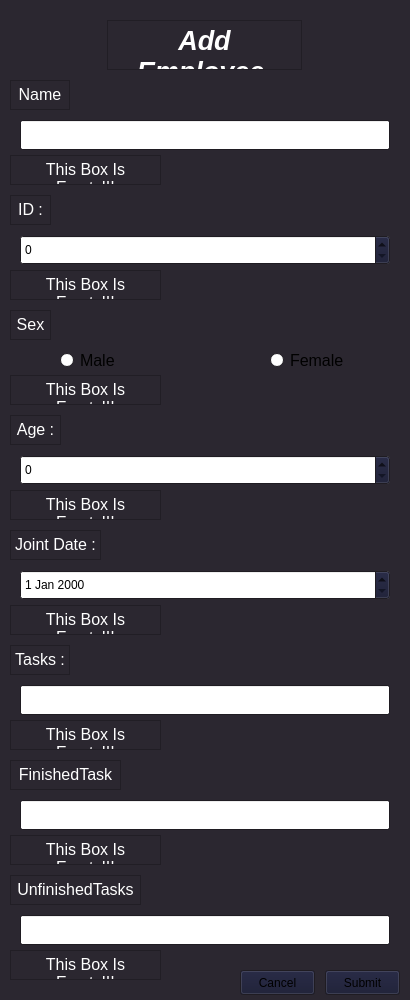
Above: Employee.ui from HeidariSina/Management-App before the change. Below: the same form after it.
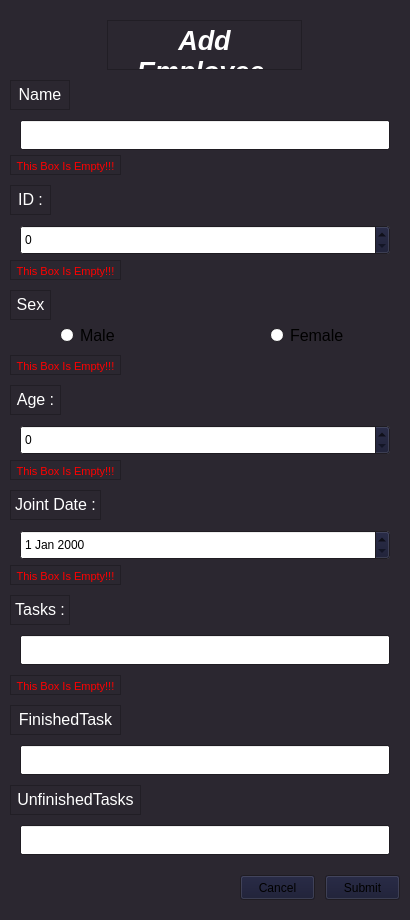
That is the form after the change.

Diff of the .ui file:
```diff
--- a/Employee.ui
+++ b/Employee.ui
@@ -10,19 +10,19 @@
     <x>0</x>
     <y>0</y>
     <width>410</width>
-    <height>1000</height>
+    <height>920</height>
    </rect>
   </property>
   <property name="minimumSize">
    <size>
     <width>410</width>
-    <height>1000</height>
+    <height>920</height>
    </size>
   </property>
   <property name="maximumSize">
    <size>
     <width>410</width>
-    <height>4095</height>
+    <height>920</height>
    </size>
   </property>
   <property name="palette">
@@ -297,7 +297,7 @@
     <property name="geometry">
      <rect>
       <x>10</x>
-      <y>195</y>
+      <y>185</y>
       <width>41</width>
       <height>30</height>
      </rect>
@@ -366,7 +366,7 @@
     <property name="geometry">
      <rect>
       <x>10</x>
-      <y>310</y>
+      <y>290</y>
       <width>41</width>
       <height>30</height>
      </rect>
@@ -435,7 +435,7 @@
     <property name="geometry">
      <rect>
       <x>60</x>
-      <y>350</y>
+      <y>325</y>
       <width>80</width>
       <height>20</height>
      </rect>
@@ -453,7 +453,7 @@
     <property name="geometry">
      <rect>
       <x>270</x>
-      <y>350</y>
+      <y>325</y>
       <width>80</width>
       <height>20</height>
      </rect>
@@ -471,7 +471,7 @@
     <property name="geometry">
      <rect>
       <x>10</x>
-      <y>415</y>
+      <y>385</y>
       <width>51</width>
       <height>30</height>
      </rect>
@@ -540,7 +540,7 @@
     <property name="geometry">
      <rect>
       <x>10</x>
-      <y>530</y>
+      <y>490</y>
       <width>91</width>
       <height>30</height>
      </rect>
@@ -609,7 +609,7 @@
     <property name="geometry">
      <rect>
       <x>10</x>
-      <y>645</y>
+      <y>595</y>
       <width>60</width>
       <height>30</height>
      </rect>
@@ -678,7 +678,7 @@
     <property name="geometry">
      <rect>
       <x>10</x>
-      <y>760</y>
+      <y>705</y>
       <width>111</width>
       <height>30</height>
      </rect>
@@ -747,7 +747,7 @@
     <property name="geometry">
      <rect>
       <x>20</x>
-      <y>685</y>
+      <y>635</y>
       <width>370</width>
       <height>30</height>
      </rect>
@@ -760,7 +760,7 @@
     <property name="geometry">
      <rect>
       <x>20</x>
-      <y>800</y>
+      <y>745</y>
       <width>370</width>
       <height>30</height>
      </rect>
@@ -773,7 +773,7 @@
     <property name="geometry">
      <rect>
       <x>10</x>
-      <y>875</y>
+      <y>785</y>
       <width>131</width>
       <height>30</height>
      </rect>
@@ -842,7 +842,7 @@
     <property name="geometry">
      <rect>
       <x>20</x>
-      <y>915</y>
+      <y>825</y>
       <width>370</width>
       <height>30</height>
      </rect>
@@ -855,7 +855,7 @@
     <property name="geometry">
      <rect>
       <x>20</x>
-      <y>570</y>
+      <y>530</y>
       <width>370</width>
       <height>30</height>
      </rect>
@@ -865,7 +865,7 @@
     <property name="geometry">
      <rect>
       <x>20</x>
-      <y>235</y>
+      <y>225</y>
       <width>370</width>
       <height>30</height>
      </rect>
@@ -881,7 +881,7 @@
     <property name="geometry">
      <rect>
       <x>20</x>
-      <y>455</y>
+      <y>425</y>
       <width>370</width>
       <height>30</height>
      </rect>
@@ -894,7 +894,7 @@
     <property name="geometry">
      <rect>
       <x>325</x>
-      <y>970</y>
+      <y>875</y>
       <width>75</width>
       <height>25</height>
      </rect>
@@ -907,7 +907,7 @@
     <property name="geometry">
      <rect>
       <x>240</x>
-      <y>970</y>
+      <y>875</y>
       <width>75</width>
       <height>25</height>
      </rect>
@@ -921,8 +921,8 @@
      <rect>
       <x>10</x>
       <y>155</y>
-      <width>151</width>
-      <height>30</height>
+      <width>111</width>
+      <height>20</height>
      </rect>
     </property>
     <property name="palette">
@@ -985,16 +985,16 @@
 &lt;html&gt;&lt;head&gt;&lt;meta name=&quot;qrichtext&quot; content=&quot;1&quot; /&gt;&lt;style type=&quot;text/css&quot;&gt;
 p, li { white-space: pre-wrap; }
 &lt;/style&gt;&lt;/head&gt;&lt;body style=&quot; font-family:'Segoe UI'; font-size:20pt; font-weight:600; font-style:italic;&quot;&gt;
-&lt;p align=&quot;center&quot; style=&quot; margin-top:0px; margin-bottom:0px; margin-left:0px; margin-right:0px; -qt-block-indent:0; text-indent:0px;&quot;&gt;&lt;span style=&quot; font-size:12pt; font-weight:400; font-style:normal; color:#ffffff;&quot;&gt;This Box Is Empty!!!&lt;/span&gt;&lt;/p&gt;&lt;/body&gt;&lt;/html&gt;</string>
+&lt;p align=&quot;center&quot; style=&quot; margin-top:0px; margin-bottom:0px; margin-left:0px; margin-right:0px; -qt-block-indent:0; text-indent:0px;&quot;&gt;&lt;span style=&quot; font-size:8pt; font-weight:400; font-style:normal; color:#ff0000;&quot;&gt;This Box Is Empty!!!&lt;/span&gt;&lt;/p&gt;&lt;/body&gt;&lt;/html&gt;</string>
     </property>
    </widget>
    <widget class="QTextBrowser" name="AlertText_2">
     <property name="geometry">
      <rect>
       <x>10</x>
-      <y>270</y>
-      <width>151</width>
-      <height>30</height>
+      <y>260</y>
+      <width>111</width>
+      <height>20</height>
      </rect>
     </property>
     <property name="palette">
@@ -1054,16 +1054,16 @@
 &lt;html&gt;&lt;head&gt;&lt;meta name=&quot;qrichtext&quot; content=&quot;1&quot; /&gt;&lt;style type=&quot;text/css&quot;&gt;
 p, li { white-space: pre-wrap; }
 &lt;/style&gt;&lt;/head&gt;&lt;body style=&quot; font-family:'Segoe UI'; font-size:20pt; font-weight:600; font-style:italic;&quot;&gt;
-&lt;p align=&quot;center&quot; style=&quot; margin-top:0px; margin-bottom:0px; margin-left:0px; margin-right:0px; -qt-block-indent:0; text-indent:0px;&quot;&gt;&lt;span style=&quot; font-size:12pt; font-weight:400; font-style:normal; color:#ffffff;&quot;&gt;This Box Is Empty!!!&lt;/span&gt;&lt;/p&gt;&lt;/body&gt;&lt;/html&gt;</string>
+&lt;p align=&quot;center&quot; style=&quot; margin-top:0px; margin-bottom:0px; margin-left:0px; margin-right:0px; -qt-block-indent:0; text-indent:0px;&quot;&gt;&lt;span style=&quot; font-size:8pt; font-weight:400; font-style:normal; color:#ff0000;&quot;&gt;This Box Is Empty!!!&lt;/span&gt;&lt;/p&gt;&lt;/body&gt;&lt;/html&gt;</string>
     </property>
    </widget>
    <widget class="QTextBrowser" name="AlertText_3">
     <property name="geometry">
      <rect>
       <x>10</x>
-      <y>375</y>
-      <width>151</width>
-      <height>30</height>
+      <y>355</y>
+      <width>111</width>
+      <height>20</height>
      </rect>
     </property>
     <property name="palette">
@@ -1123,16 +1123,16 @@
 &lt;html&gt;&lt;head&gt;&lt;meta name=&quot;qrichtext&quot; content=&quot;1&quot; /&gt;&lt;style type=&quot;text/css&quot;&gt;
 p, li { white-space: pre-wrap; }
 &lt;/style&gt;&lt;/head&gt;&lt;body style=&quot; font-family:'Segoe UI'; font-size:20pt; font-weight:600; font-style:italic;&quot;&gt;
-&lt;p align=&quot;center&quot; style=&quot; margin-top:0px; margin-bottom:0px; margin-left:0px; margin-right:0px; -qt-block-indent:0; text-indent:0px;&quot;&gt;&lt;span style=&quot; font-size:12pt; font-weight:400; font-style:normal; color:#ffffff;&quot;&gt;This Box Is Empty!!!&lt;/span&gt;&lt;/p&gt;&lt;/body&gt;&lt;/html&gt;</string>
+&lt;p align=&quot;center&quot; style=&quot; margin-top:0px; margin-bottom:0px; margin-left:0px; margin-right:0px; -qt-block-indent:0; text-indent:0px;&quot;&gt;&lt;span style=&quot; font-size:8pt; font-weight:400; font-style:normal; color:#ff0000;&quot;&gt;This Box Is Empty!!!&lt;/span&gt;&lt;/p&gt;&lt;/body&gt;&lt;/html&gt;</string>
     </property>
    </widget>
    <widget class="QTextBrowser" name="AlertText_4">
     <property name="geometry">
      <rect>
       <x>10</x>
-      <y>490</y>
-      <width>151</width>
-      <height>30</height>
+      <y>460</y>
+      <width>111</width>
+      <height>20</height>
      </rect>
     </property>
     <property name="palette">
@@ -1192,16 +1192,16 @@
 &lt;html&gt;&lt;head&gt;&lt;meta name=&quot;qrichtext&quot; content=&quot;1&quot; /&gt;&lt;style type=&quot;text/css&quot;&gt;
 p, li { white-space: pre-wrap; }
 &lt;/style&gt;&lt;/head&gt;&lt;body style=&quot; font-family:'Segoe UI'; font-size:20pt; font-weight:600; font-style:italic;&quot;&gt;
-&lt;p align=&quot;center&quot; style=&quot; margin-top:0px; margin-bottom:0px; margin-left:0px; margin-right:0px; -qt-block-indent:0; text-indent:0px;&quot;&gt;&lt;span style=&quot; font-size:12pt; font-weight:400; font-style:normal; color:#ffffff;&quot;&gt;This Box Is Empty!!!&lt;/span&gt;&lt;/p&gt;&lt;/body&gt;&lt;/html&gt;</string>
+&lt;p align=&quot;center&quot; style=&quot; margin-top:0px; margin-bottom:0px; margin-left:0px; margin-right:0px; -qt-block-indent:0; text-indent:0px;&quot;&gt;&lt;span style=&quot; font-size:8pt; font-weight:400; font-style:normal; color:#ff0000;&quot;&gt;This Box Is Empty!!!&lt;/span&gt;&lt;/p&gt;&lt;/body&gt;&lt;/html&gt;</string>
     </property>
    </widget>
    <widget class="QTextBrowser" name="AlertText_5">
     <property name="geometry">
      <rect>
       <x>10</x>
-      <y>605</y>
-      <width>151</width>
-      <height>30</height>
+      <y>565</y>
+      <width>111</width>
+      <height>20</height>
      </rect>
     </property>
     <property name="palette">
@@ -1261,16 +1261,16 @@
 &lt;html&gt;&lt;head&gt;&lt;meta name=&quot;qrichtext&quot; content=&quot;1&quot; /&gt;&lt;style type=&quot;text/css&quot;&gt;
 p, li { white-space: pre-wrap; }
 &lt;/style&gt;&lt;/head&gt;&lt;body style=&quot; font-family:'Segoe UI'; font-size:20pt; font-weight:600; font-style:italic;&quot;&gt;
-&lt;p align=&quot;center&quot; style=&quot; margin-top:0px; margin-bottom:0px; margin-left:0px; margin-right:0px; -qt-block-indent:0; text-indent:0px;&quot;&gt;&lt;span style=&quot; font-size:12pt; font-weight:400; font-style:normal; color:#ffffff;&quot;&gt;This Box Is Empty!!!&lt;/span&gt;&lt;/p&gt;&lt;/body&gt;&lt;/html&gt;</string>
+&lt;p align=&quot;center&quot; style=&quot; margin-top:0px; margin-bottom:0px; margin-left:0px; margin-right:0px; -qt-block-indent:0; text-indent:0px;&quot;&gt;&lt;span style=&quot; font-size:8pt; font-weight:400; font-style:normal; color:#ff0000;&quot;&gt;This Box Is Empty!!!&lt;/span&gt;&lt;/p&gt;&lt;/body&gt;&lt;/html&gt;</string>
     </property>
    </widget>
    <widget class="QTextBrowser" name="AlertText_6">
     <property name="geometry">
      <rect>
       <x>10</x>
-      <y>720</y>
-      <width>151</width>
-      <height>30</height>
+      <y>675</y>
+      <width>111</width>
+      <height>20</height>
      </rect>
     </property>
     <property name="palette">
@@ -1330,145 +1330,7 @@
 &lt;html&gt;&lt;head&gt;&lt;meta name=&quot;qrichtext&quot; content=&quot;1&quot; /&gt;&lt;style type=&quot;text/css&quot;&gt;
 p, li { white-space: pre-wrap; }
 &lt;/style&gt;&lt;/head&gt;&lt;body style=&quot; font-family:'Segoe UI'; font-size:20pt; font-weight:600; font-style:italic;&quot;&gt;
-&lt;p align=&quot;center&quot; style=&quot; margin-top:0px; margin-bottom:0px; margin-left:0px; margin-right:0px; -qt-block-indent:0; text-indent:0px;&quot;&gt;&lt;span style=&quot; font-size:12pt; font-weight:400; font-style:normal; color:#ffffff;&quot;&gt;This Box Is Empty!!!&lt;/span&gt;&lt;/p&gt;&lt;/body&gt;&lt;/html&gt;</string>
-    </property>
-   </widget>
-   <widget class="QTextBrowser" name="AlertText_7">
-    <property name="geometry">
-     <rect>
-      <x>10</x>
-      <y>835</y>
-      <width>151</width>
-      <height>30</height>
-     </rect>
-    </property>
-    <property name="palette">
-     <palette>
-      <active>
-       <colorrole role="Base">
-        <brush brushstyle="SolidPattern">
-         <color alpha="255">
-          <red>43</red>
-          <green>39</green>
-          <blue>48</blue>
-         </color>
-        </brush>
-       </colorrole>
-      </active>
-      <inactive>
-       <colorrole role="Base">
-        <brush brushstyle="SolidPattern">
-         <color alpha="255">
-          <red>43</red>
-          <green>39</green>
-          <blue>48</blue>
-         </color>
-        </brush>
-       </colorrole>
-      </inactive>
-      <disabled>
-       <colorrole role="Base">
-        <brush brushstyle="SolidPattern">
-         <color alpha="255">
-          <red>0</red>
-          <green>0</green>
-          <blue>94</blue>
-         </color>
-        </brush>
-       </colorrole>
-      </disabled>
-     </palette>
-    </property>
-    <property name="font">
-     <font>
-      <family>Segoe UI</family>
-      <pointsize>20</pointsize>
-      <weight>75</weight>
-      <italic>true</italic>
-      <bold>true</bold>
-     </font>
-    </property>
-    <property name="verticalScrollBarPolicy">
-     <enum>Qt::ScrollBarAlwaysOff</enum>
-    </property>
-    <property name="horizontalScrollBarPolicy">
-     <enum>Qt::ScrollBarAlwaysOff</enum>
-    </property>
-    <property name="html">
-     <string>&lt;!DOCTYPE HTML PUBLIC &quot;-//W3C//DTD HTML 4.0//EN&quot; &quot;http://www.w3.org/TR/REC-html40/strict.dtd&quot;&gt;
-&lt;html&gt;&lt;head&gt;&lt;meta name=&quot;qrichtext&quot; content=&quot;1&quot; /&gt;&lt;style type=&quot;text/css&quot;&gt;
-p, li { white-space: pre-wrap; }
-&lt;/style&gt;&lt;/head&gt;&lt;body style=&quot; font-family:'Segoe UI'; font-size:20pt; font-weight:600; font-style:italic;&quot;&gt;
-&lt;p align=&quot;center&quot; style=&quot; margin-top:0px; margin-bottom:0px; margin-left:0px; margin-right:0px; -qt-block-indent:0; text-indent:0px;&quot;&gt;&lt;span style=&quot; font-size:12pt; font-weight:400; font-style:normal; color:#ffffff;&quot;&gt;This Box Is Empty!!!&lt;/span&gt;&lt;/p&gt;&lt;/body&gt;&lt;/html&gt;</string>
-    </property>
-   </widget>
-   <widget class="QTextBrowser" name="AlertText_8">
-    <property name="geometry">
-     <rect>
-      <x>10</x>
-      <y>950</y>
-      <width>151</width>
-      <height>30</height>
-     </rect>
-    </property>
-    <property name="palette">
-     <palette>
-      <active>
-       <colorrole role="Base">
-        <brush brushstyle="SolidPattern">
-         <color alpha="255">
-          <red>43</red>
-          <green>39</green>
-          <blue>48</blue>
-         </color>
-        </brush>
-       </colorrole>
-      </active>
-      <inactive>
-       <colorrole role="Base">
-        <brush brushstyle="SolidPattern">
-         <color alpha="255">
-          <red>43</red>
-          <green>39</green>
-          <blue>48</blue>
-         </color>
-        </brush>
-       </colorrole>
-      </inactive>
-      <disabled>
-       <colorrole role="Base">
-        <brush brushstyle="SolidPattern">
-         <color alpha="255">
-          <red>0</red>
-          <green>0</green>
-          <blue>94</blue>
-         </color>
-        </brush>
-       </colorrole>
-      </disabled>
-     </palette>
-    </property>
-    <property name="font">
-     <font>
-      <family>Segoe UI</family>
-      <pointsize>20</pointsize>
-      <weight>75</weight>
-      <italic>true</italic>
-      <bold>true</bold>
-     </font>
-    </property>
-    <property name="verticalScrollBarPolicy">
-     <enum>Qt::ScrollBarAlwaysOff</enum>
-    </property>
-    <property name="horizontalScrollBarPolicy">
-     <enum>Qt::ScrollBarAlwaysOff</enum>
-    </property>
-    <property name="html">
-     <string>&lt;!DOCTYPE HTML PUBLIC &quot;-//W3C//DTD HTML 4.0//EN&quot; &quot;http://www.w3.org/TR/REC-html40/strict.dtd&quot;&gt;
-&lt;html&gt;&lt;head&gt;&lt;meta name=&quot;qrichtext&quot; content=&quot;1&quot; /&gt;&lt;style type=&quot;text/css&quot;&gt;
-p, li { white-space: pre-wrap; }
-&lt;/style&gt;&lt;/head&gt;&lt;body style=&quot; font-family:'Segoe UI'; font-size:20pt; font-weight:600; font-style:italic;&quot;&gt;
-&lt;p align=&quot;center&quot; style=&quot; margin-top:0px; margin-bottom:0px; margin-left:0px; margin-right:0px; -qt-block-indent:0; text-indent:0px;&quot;&gt;&lt;span style=&quot; font-size:12pt; font-weight:400; font-style:normal; color:#ffffff;&quot;&gt;This Box Is Empty!!!&lt;/span&gt;&lt;/p&gt;&lt;/body&gt;&lt;/html&gt;</string>
+&lt;p align=&quot;center&quot; style=&quot; margin-top:0px; margin-bottom:0px; margin-left:0px; margin-right:0px; -qt-block-indent:0; text-indent:0px;&quot;&gt;&lt;span style=&quot; font-size:8pt; font-weight:400; font-style:normal; color:#ff0000;&quot;&gt;This Box Is Empty!!!&lt;/span&gt;&lt;/p&gt;&lt;/body&gt;&lt;/html&gt;</string>
     </property>
    </widget>
   </widget>
```
